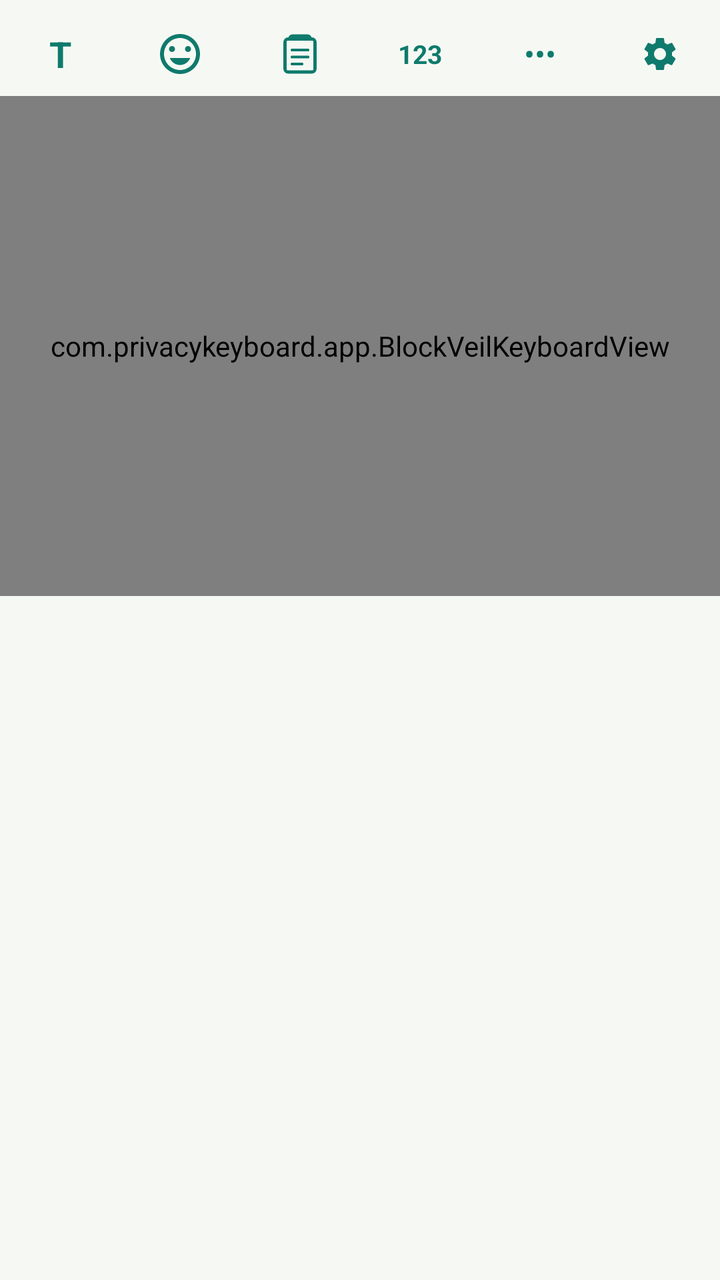
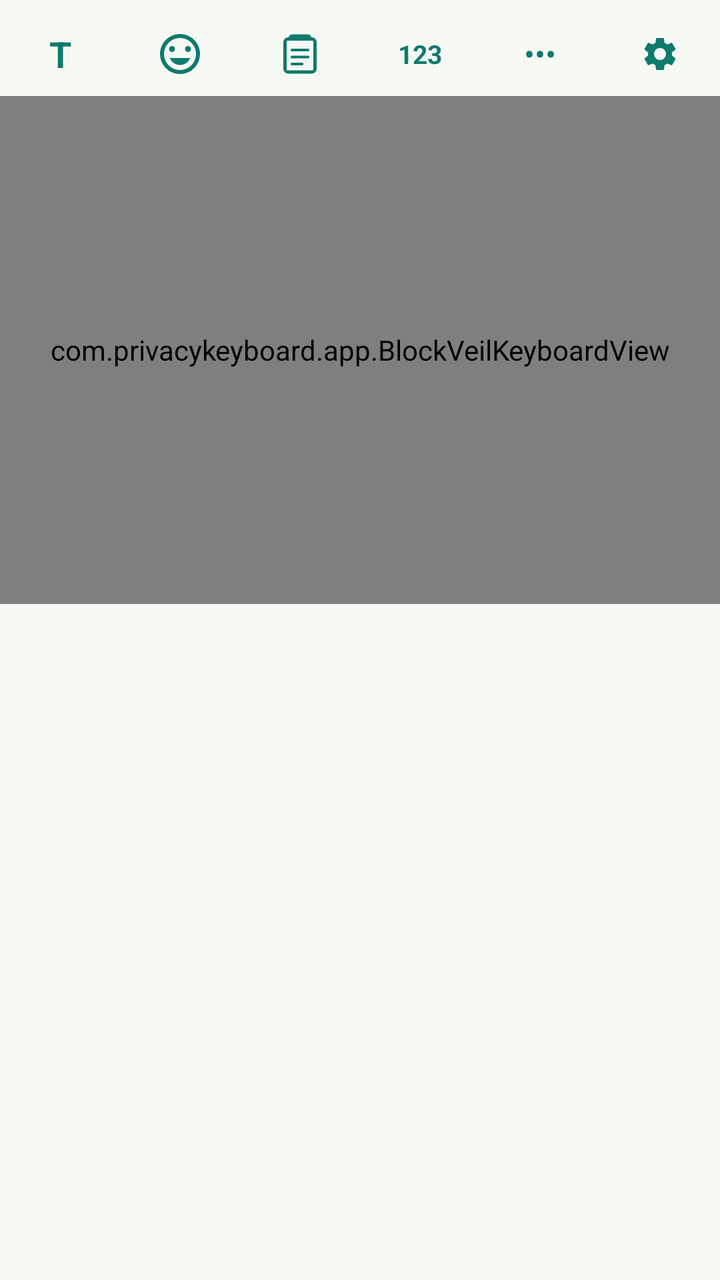

Compare the two renders of this Android layout. The source of the first and the diff that turns it into the second are given below.
<!-- AndroidManifest.xml: application theme Theme.BlockVeil -->
<!-- res/layout/input_view.xml -->
<?xml version="1.0" encoding="utf-8"?>
<LinearLayout xmlns:android="http://schemas.android.com/apk/res/android"
    android:layout_width="match_parent"
    android:layout_height="wrap_content"
    android:orientation="vertical"
    android:background="@color/ime_bg"
    android:paddingTop="6dp"
    android:paddingBottom="0dp">

    <LinearLayout
        android:id="@+id/suggestion_strip"
        android:layout_width="match_parent"
        android:layout_height="42dp"
        android:orientation="horizontal"
        android:background="@color/ime_bg"
        android:gravity="center_vertical">

        <TextView
            android:id="@+id/icon_text_tool"
            android:layout_width="0dp"
            android:layout_height="match_parent"
            android:layout_weight="1"
            android:gravity="center"
            android:text="@string/icon_text_tool"
            android:textColor="@color/ime_key_function"
            android:textStyle="bold"
            android:textSize="18sp" />

        <LinearLayout
            android:id="@+id/toolbar_icons_group"
            android:layout_width="0dp"
            android:layout_height="match_parent"
            android:layout_weight="5"
            android:orientation="horizontal"
            android:gravity="center_vertical">

            <ImageView
                android:id="@+id/icon_emoji_top"
                android:layout_width="0dp"
                android:layout_height="24dp"
                android:layout_weight="1"
                android:src="@drawable/sentiment_satisfied_24"
                android:tint="@color/ime_key_function"
                android:scaleType="centerInside" />

            <ImageView
                android:id="@+id/clipboard_button"
                android:layout_width="0dp"
                android:layout_height="24dp"
                android:layout_weight="1"
                android:src="@drawable/ic_top_clipboard"
                android:scaleType="centerInside" />

            <TextView
                android:id="@+id/icon_123_top"
                android:layout_width="0dp"
                android:layout_height="match_parent"
                android:layout_weight="1"
                android:gravity="center"
                android:text="@string/icon_123_top"
                android:textColor="@color/ime_key_function"
                android:textStyle="bold"
                android:textSize="13sp" />

            <TextView
                android:id="@+id/icon_more_options"
                android:layout_width="0dp"
                android:layout_height="match_parent"
                android:layout_weight="1"
                android:gravity="center"
                android:text="@string/icon_more_options"
                android:textColor="@color/ime_key_function"
                android:textSize="16sp" />

            <ImageView
                android:id="@+id/settings_header_button"
                android:layout_width="0dp"
                android:layout_height="20dp"
                android:layout_weight="1"
                android:src="@drawable/ic_settings_gear"
                android:scaleType="centerInside" />
        </LinearLayout>

        <LinearLayout
            android:id="@+id/suggestions_group"
            android:layout_width="0dp"
            android:layout_height="match_parent"
            android:layout_weight="5"
            android:orientation="horizontal"
            android:visibility="gone">

            <TextView
                android:id="@+id/suggestion_1"
                android:layout_width="0dp"
                android:layout_height="match_parent"
                android:layout_weight="1"
                android:gravity="center"
                android:textColor="@color/ime_suggestion_text"
                android:textSize="16sp" />

            <TextView
                android:id="@+id/suggestion_2"
                android:layout_width="0dp"
                android:layout_height="match_parent"
                android:layout_weight="1"
                android:gravity="center"
                android:textColor="@color/ime_suggestion_text"
                android:textSize="16sp" />

            <TextView
                android:id="@+id/suggestion_3"
                android:layout_width="0dp"
                android:layout_height="match_parent"
                android:layout_weight="1"
                android:gravity="center"
                android:textColor="@color/ime_suggestion_text"
                android:textSize="16sp" />
        </LinearLayout>
    </LinearLayout>

    <FrameLayout
        android:layout_width="match_parent"
        android:layout_height="250dp">

        <com.privacykeyboard.app.BlockVeilKeyboardView
            android:id="@+id/keyboard_view"
            android:layout_width="match_parent"
            android:layout_height="match_parent"
            android:background="@color/ime_bg"
            android:shadowColor="#00000000"
            android:shadowRadius="0" />

        <LinearLayout
            android:id="@+id/clipboard_panel"
            android:layout_width="match_parent"
            android:layout_height="match_parent"
            android:orientation="vertical"
            android:background="@color/ime_bg"
            android:visibility="gone">

            <LinearLayout
                android:layout_width="match_parent"
                android:layout_height="wrap_content"
                android:orientation="horizontal"
                android:gravity="center_vertical"
                android:padding="10dp">

                <ImageView
                    android:id="@+id/clipboard_close_button"
                    android:layout_width="26dp"
                    android:layout_height="26dp"
                    android:src="@drawable/arrow_back_24"
                    android:tint="@color/ime_text_primary"
                    android:contentDescription="@string/back_arrow"
                    android:paddingEnd="12dp" />

                <View
                    android:layout_width="0dp"
                    android:layout_height="1dp"
                    android:layout_weight="1" />

                <TextView
                    android:id="@+id/clipboard_clear_button"
                    android:layout_width="wrap_content"
                    android:layout_height="wrap_content"
                    android:text="@string/clear_all"
                    android:textColor="@color/ime_text_secondary"
                    android:textSize="13sp" />
            </LinearLayout>

            <ScrollView
                android:layout_width="match_parent"
                android:layout_height="0dp"
                android:layout_weight="1">

                <LinearLayout
                    android:id="@+id/clipboard_list"
                    android:layout_width="match_parent"
                    android:layout_height="wrap_content"
                    android:orientation="vertical" />
            </ScrollView>

        </LinearLayout>

        <LinearLayout
            android:id="@+id/emoji_panel"
            android:layout_width="match_parent"
            android:layout_height="match_parent"
            android:orientation="vertical"
            android:background="@color/ime_bg"
            android:visibility="gone">

            <LinearLayout
                android:id="@+id/emoji_category_row"
                android:layout_width="match_parent"
                android:layout_height="40dp"
                android:orientation="horizontal"
                android:background="@color/ime_bg" />

            <View
                android:layout_width="match_parent"
                android:layout_height="1dp"
                android:background="#E0E0E0" />

            <FrameLayout
                android:layout_width="match_parent"
                android:layout_height="0dp"
                android:layout_weight="1"
                android:background="@color/ime_bg">

                <TextView
                    android:layout_width="wrap_content"
                    android:layout_height="wrap_content"
                    android:layout_gravity="center"
                    android:text="@string/emoji_coming_soon"
                    android:textColor="@color/ime_text_secondary"
                    android:textSize="13sp" />
            </FrameLayout>

            <LinearLayout
                android:layout_width="match_parent"
                android:layout_height="wrap_content"
                android:orientation="horizontal"
                android:background="@color/ime_bg"
                android:padding="8dp">

                <TextView
                    android:id="@+id/emoji_abc_button"
                    android:layout_width="wrap_content"
                    android:layout_height="wrap_content"
                    android:text="ABC"
                    android:textColor="@color/ime_key_function"
                    android:textStyle="bold"
                    android:textSize="15sp"
                    android:padding="8dp" />
            </LinearLayout>

        </LinearLayout>

    </FrameLayout>

</LinearLayout>
<!-- resources referenced by this layout -->
<resources>
  <color name="ime_bg">#F6F9F3</color>
  <color name="ime_key_function">#0F7A6D</color>
  <color name="ime_suggestion_text">#174A3D</color>
  <color name="ime_text_primary">#174A3D</color>
  <color name="ime_text_secondary">#3A5F52</color>
  <!-- drawable arrow_back_24 (drawable) -->
  <?xml version="1.0" encoding="utf-8"?>
  <vector xmlns:android="http://schemas.android.com/apk/res/android"
      android:width="24dp"
      android:height="24dp"
      android:viewportWidth="24"
      android:viewportHeight="24">
      <path
          android:pathData="M 20,11 L 7.83,11 L 13.42,5.41 L 12,4 L 4,12 L 12,20 L 13.41,18.59 L 7.83,13 L 20,13 Z"
          android:fillColor="#FFFFFF" />
  </vector>
  <!-- drawable ic_top_clipboard (drawable) -->
  <?xml version="1.0" encoding="utf-8"?>
  <vector xmlns:android="http://schemas.android.com/apk/res/android"
      android:width="24dp"
      android:height="24dp"
      android:viewportWidth="24"
      android:viewportHeight="24">
  
      <path
          android:fillColor="#00000000"
          android:strokeColor="@color/ime_key_function"
          android:strokeWidth="1.6"
          android:pathData="M7,5 L7,4.2 C7,3.5 7.5,3 8.2,3 L15.8,3 C16.5,3 17,3.5 17,4.2 L17,5" />
  
      <path
          android:fillColor="#00000000"
          android:strokeColor="@color/ime_key_function"
          android:strokeWidth="1.6"
          android:strokeLineJoin="round"
          android:pathData="M6,4.5 L18,4.5 C18.8,4.5 19.5,5.2 19.5,6 L19.5,19.5 C19.5,20.3 18.8,21 18,21 L6,21 C5.2,21 4.5,20.3 4.5,19.5 L4.5,6 C4.5,5.2 5.2,4.5 6,4.5 Z" />
  
      <path
          android:fillColor="#00000000"
          android:strokeColor="@color/ime_key_function"
          android:strokeWidth="1.4"
          android:strokeLineCap="round"
          android:pathData="M8,10 L16,10 M8,13.5 L16,13.5 M8,17 L13,17" />
  </vector>
  <!-- drawable sentiment_satisfied_24 (drawable) -->
  <?xml version="1.0" encoding="utf-8"?>
  <vector xmlns:android="http://schemas.android.com/apk/res/android"
      android:width="24dp"
      android:height="24dp"
      android:viewportWidth="24"
      android:viewportHeight="24">
  
      <path
          android:fillColor="#FF000000"
          android:pathData="M12,2 C6.48,2 2,6.48 2,12 C2,17.52 6.48,22 12,22 C17.52,22 22,17.52 22,12 C22,6.48 17.52,2 12,2 Z M12,20 C7.59,20 4,16.41 4,12 C4,7.59 7.59,4 12,4 C16.41,4 20,7.59 20,12 C20,16.41 16.41,20 12,20 Z" />
  
      <path
          android:fillColor="#FF000000"
          android:pathData="M8,11 C8.83,11 9.5,10.33 9.5,9.5 C9.5,8.67 8.83,8 8,8 C7.17,8 6.5,8.67 6.5,9.5 C6.5,10.33 7.17,11 8,11 Z" />
  
      <path
          android:fillColor="#FF000000"
          android:pathData="M16,11 C16.83,11 17.5,10.33 17.5,9.5 C17.5,8.67 16.83,8 16,8 C15.17,8 14.5,8.67 14.5,9.5 C14.5,10.33 15.17,11 16,11 Z" />
  
      <path
          android:fillColor="#FF000000"
          android:pathData="M12,17.5 C14.33,17.5 16.31,16.04 17.11,14 L6.89,14 C7.69,16.04 9.67,17.5 12,17.5 Z" />
  </vector>
  <string name="back_arrow">Back</string>
  <string name="clear_all">Clear all</string>
  <string name="emoji_coming_soon">Emoji picker coming soon</string>
  <string name="icon_123_top">123</string>
  <string name="icon_more_options">•••</string>
  <string name="icon_text_tool">T</string>
  <style name="Theme.BlockVeil" parent="android:Theme.Material.NoActionBar">
          <item name="android:windowBackground">@color/bg_dark</item>
          <item name="android:statusBarColor">@color/bg_dark</item>
          <item name="android:navigationBarColor">@color/bg_dark</item>
          <item name="android:colorAccent">@color/accent_mint</item>
      </style>
  <color name="bg_dark">#0D1F1A</color>
  <color name="accent_mint">#6FE7B0</color>
  <!-- unchanged entries left out for length: 1 -->
</resources>

<!-- the commit's change to res/layout/input_view.xml (unified diff, before → after) -->
@@ -120,7 +120,7 @@
 
     <FrameLayout
         android:layout_width="match_parent"
-        android:layout_height="250dp">
+        android:layout_height="254dp">
 
         <com.privacykeyboard.app.BlockVeilKeyboardView
             android:id="@+id/keyboard_view"
